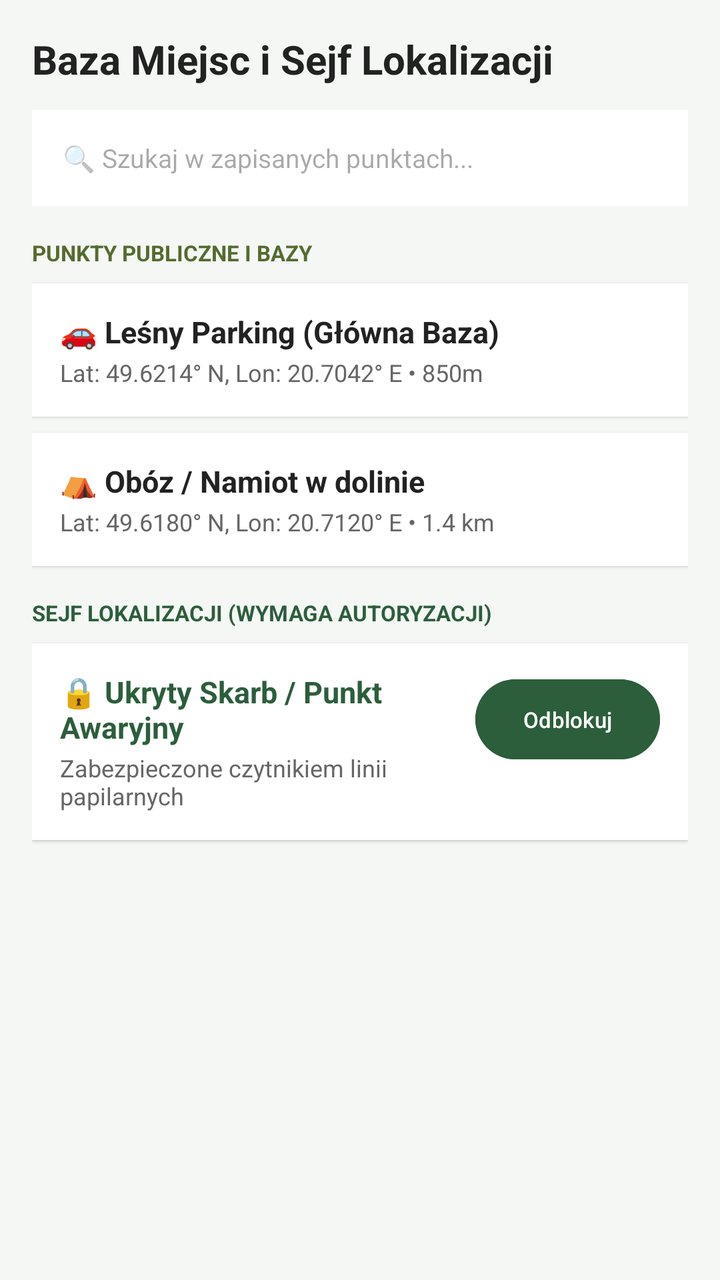
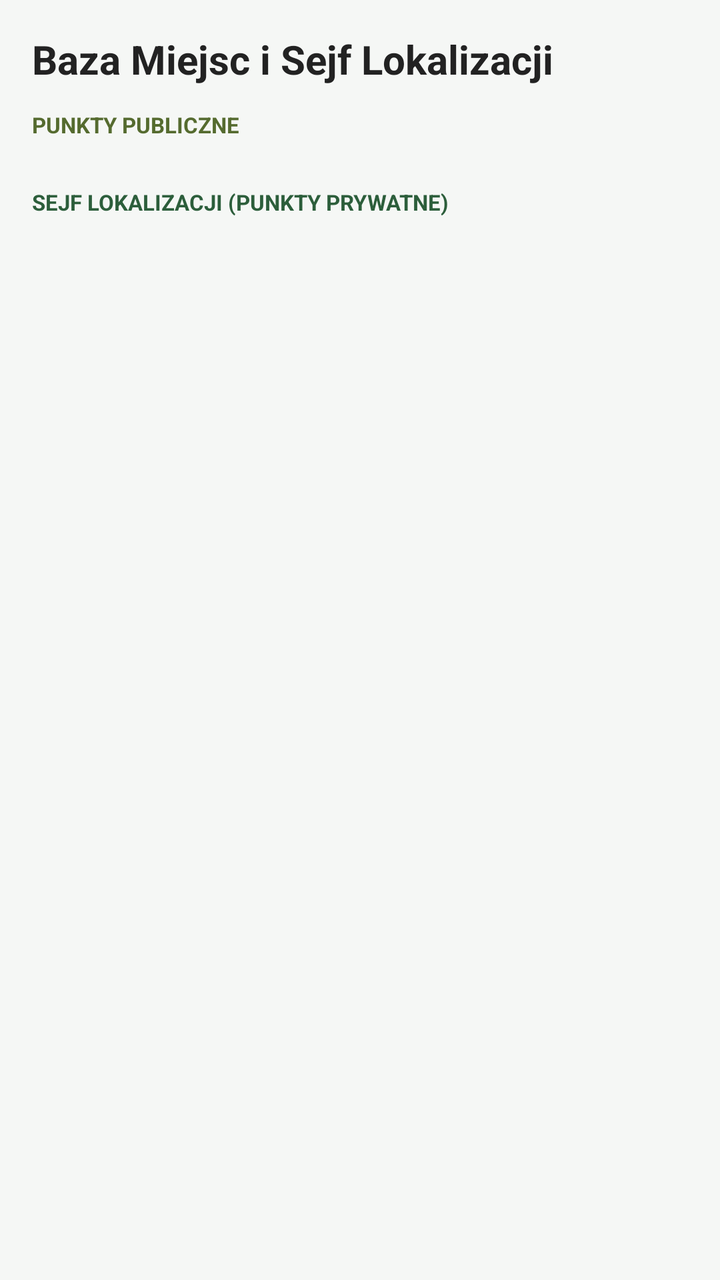

An Android layout rendered at two revisions. The XML below is the earlier revision; the diff shows what the commit changed to produce the second picture.
<!-- AndroidManifest.xml: application theme Theme.SafeReturn -->
<!-- res/layout/fragment_points_list.xml -->
<?xml version="1.0" encoding="utf-8"?>
<LinearLayout xmlns:android="http://schemas.android.com/apk/res/android"
    android:layout_width="match_parent"
    android:layout_height="match_parent"
    android:background="@color/bg_light"
    android:orientation="vertical"
    android:padding="16dp">

    
    <TextView
        android:layout_width="wrap_content"
        android:layout_height="wrap_content"
        android:layout_marginBottom="12dp"
        android:text="Baza Miejsc i Sejf Lokalizacji"
        android:textColor="@color/text_main"
        android:textSize="20sp"
        android:textStyle="bold" />

    <EditText
        android:layout_width="match_parent"
        android:layout_height="48dp"
        android:layout_marginBottom="16dp"
        android:background="@color/card_bg"
        android:hint=" 🔍 Szukaj w zapisanych punktach..."
        android:paddingHorizontal="12dp"
        android:textSize="13sp" />

    
    <TextView
        android:layout_width="wrap_content"
        android:layout_height="wrap_content"
        android:layout_marginBottom="8dp"
        android:text="PUNKTY PUBLICZNE I BAZY"
        android:textColor="@color/forest_accent"
        android:textSize="11sp"
        android:textStyle="bold" />

    <LinearLayout
        android:layout_width="match_parent"
        android:layout_height="wrap_content"
        android:layout_marginBottom="8dp"
        android:background="@color/card_bg"
        android:elevation="1dp"
        android:orientation="vertical"
        android:padding="14dp">

        <TextView
            android:layout_width="wrap_content"
            android:layout_height="wrap_content"
            android:text="🚗 Leśny Parking (Główna Baza)"
            android:textColor="@color/text_main"
            android:textSize="15sp"
            android:textStyle="bold" />

        <TextView
            android:layout_width="wrap_content"
            android:layout_height="wrap_content"
            android:layout_marginTop="2dp"
            android:text="Lat: 49.6214° N, Lon: 20.7042° E • 850m"
            android:textColor="@color/text_muted"
            android:textSize="12sp" />
    </LinearLayout>

    <LinearLayout
        android:layout_width="match_parent"
        android:layout_height="wrap_content"
        android:layout_marginBottom="16dp"
        android:background="@color/card_bg"
        android:elevation="1dp"
        android:orientation="vertical"
        android:padding="14dp">

        <TextView
            android:layout_width="wrap_content"
            android:layout_height="wrap_content"
            android:text="⛺ Obóz / Namiot w dolinie"
            android:textColor="@color/text_main"
            android:textSize="15sp"
            android:textStyle="bold" />

        <TextView
            android:layout_width="wrap_content"
            android:layout_height="wrap_content"
            android:layout_marginTop="2dp"
            android:text="Lat: 49.6180° N, Lon: 20.7120° E • 1.4 km"
            android:textColor="@color/text_muted"
            android:textSize="12sp" />
    </LinearLayout>

    
    <TextView
        android:layout_width="wrap_content"
        android:layout_height="wrap_content"
        android:layout_marginBottom="8dp"
        android:text="SEJF LOKALIZACJI (WYMAGA AUTORYZACJI)"
        android:textColor="@color/forest_primary"
        android:textSize="11sp"
        android:textStyle="bold" />

    <LinearLayout
        android:layout_width="match_parent"
        android:layout_height="wrap_content"
        android:background="@color/card_bg"
        android:elevation="1dp"
        android:orientation="horizontal"
        android:padding="14dp">

        <LinearLayout
            android:layout_width="0dp"
            android:layout_height="wrap_content"
            android:layout_weight="1"
            android:orientation="vertical">

            <TextView
                android:layout_width="wrap_content"
                android:layout_height="wrap_content"
                android:text="🔒 Ukryty Skarb / Punkt Awaryjny"
                android:textColor="@color/forest_primary"
                android:textSize="15sp"
                android:textStyle="bold" />

            <TextView
                android:layout_width="wrap_content"
                android:layout_height="wrap_content"
                android:layout_marginTop="2dp"
                android:text="Zabezpieczone czytnikiem linii papilarnych"
                android:textColor="@color/text_muted"
                android:textSize="12sp" />
        </LinearLayout>

        <Button
            android:layout_width="wrap_content"
            android:layout_height="48dp"
            android:backgroundTint="@color/forest_primary"
            android:text="Odblokuj"
            android:textSize="11sp" />
    </LinearLayout>
</LinearLayout>
<!-- resources referenced by this layout -->
<resources>
  <color name="bg_light">#F5F7F5</color>
  <color name="card_bg">#FFFFFF</color>
  <color name="forest_accent">#556B2F</color>
  <color name="forest_primary">#2C5E3B</color>
  <color name="text_main">#222222</color>
  <color name="text_muted">#666666</color>
  <style name="Theme.SafeReturn" parent="Base.Theme.SafeReturn" />
  <style name="Base.Theme.SafeReturn" parent="Theme.Material3.DayNight.NoActionBar">
          
          
      </style>
</resources>

<!-- the commit's change to res/layout/fragment_points_list.xml (unified diff, before → after) -->
@@ -1,138 +1,56 @@
 <?xml version="1.0" encoding="utf-8"?>
-<LinearLayout xmlns:android="http://schemas.android.com/apk/res/android"
+<ScrollView xmlns:android="http://schemas.android.com/apk/res/android"
     android:layout_width="match_parent"
     android:layout_height="match_parent"
     android:background="@color/bg_light"
-    android:orientation="vertical"
     android:padding="16dp">
-
-    
-    <TextView
-        android:layout_width="wrap_content"
-        android:layout_height="wrap_content"
-        android:layout_marginBottom="12dp"
-        android:text="Baza Miejsc i Sejf Lokalizacji"
-        android:textColor="@color/text_main"
-        android:textSize="20sp"
-        android:textStyle="bold" />
-
-    <EditText
-        android:layout_width="match_parent"
-        android:layout_height="48dp"
-        android:layout_marginBottom="16dp"
-        android:background="@color/card_bg"
-        android:hint=" 🔍 Szukaj w zapisanych punktach..."
-        android:paddingHorizontal="12dp"
-        android:textSize="13sp" />
-
-    
-    <TextView
-        android:layout_width="wrap_content"
-        android:layout_height="wrap_content"
-        android:layout_marginBottom="8dp"
-        android:text="PUNKTY PUBLICZNE I BAZY"
-        android:textColor="@color/forest_accent"
-        android:textSize="11sp"
-        android:textStyle="bold" />
 
     <LinearLayout
         android:layout_width="match_parent"
         android:layout_height="wrap_content"
-        android:layout_marginBottom="8dp"
-        android:background="@color/card_bg"
-        android:elevation="1dp"
-        android:orientation="vertical"
-        android:padding="14dp">
+        android:orientation="vertical">
 
         <TextView
             android:layout_width="wrap_content"
             android:layout_height="wrap_content"
-            android:text="🚗 Leśny Parking (Główna Baza)"
+            android:layout_marginBottom="12dp"
+            android:text="Baza Miejsc i Sejf Lokalizacji"
             android:textColor="@color/text_main"
-            android:textSize="15sp"
+            android:textSize="20sp"
             android:textStyle="bold" />
 
+        
         <TextView
             android:layout_width="wrap_content"
             android:layout_height="wrap_content"
-            android:layout_marginTop="2dp"
-            android:text="Lat: 49.6214° N, Lon: 20.7042° E • 850m"
-            android:textColor="@color/text_muted"
-            android:textSize="12sp" />
-    </LinearLayout>
+            android:layout_marginBottom="8dp"
+            android:text="PUNKTY PUBLICZNE"
+            android:textColor="@color/forest_accent"
+            android:textSize="11sp"
+            android:textStyle="bold" />
 
-    <LinearLayout
-        android:layout_width="match_parent"
-        android:layout_height="wrap_content"
-        android:layout_marginBottom="16dp"
-        android:background="@color/card_bg"
-        android:elevation="1dp"
-        android:orientation="vertical"
-        android:padding="14dp">
+        <androidx.recyclerview.widget.RecyclerView
+            android:id="@+id/recyclerPublicPoints"
+            android:layout_width="match_parent"
+            android:layout_height="wrap_content"
+            android:layout_marginBottom="16dp"
+            android:nestedScrollingEnabled="false" />
 
+        
         <TextView
             android:layout_width="wrap_content"
             android:layout_height="wrap_content"
-            android:text="⛺ Obóz / Namiot w dolinie"
-            android:textColor="@color/text_main"
-            android:textSize="15sp"
+            android:layout_marginBottom="8dp"
+            android:text="SEJF LOKALIZACJI (PUNKTY PRYWATNE)"
+            android:textColor="@color/forest_primary"
+            android:textSize="11sp"
             android:textStyle="bold" />
 
-        <TextView
-            android:layout_width="wrap_content"
+        <androidx.recyclerview.widget.RecyclerView
+            android:id="@+id/recyclerPrivatePoints"
+            android:layout_width="match_parent"
             android:layout_height="wrap_content"
-            android:layout_marginTop="2dp"
-            android:text="Lat: 49.6180° N, Lon: 20.7120° E • 1.4 km"
-            android:textColor="@color/text_muted"
-            android:textSize="12sp" />
+            android:nestedScrollingEnabled="false" />
+
     </LinearLayout>
-
-    
-    <TextView
-        android:layout_width="wrap_content"
-        android:layout_height="wrap_content"
-        android:layout_marginBottom="8dp"
-        android:text="SEJF LOKALIZACJI (WYMAGA AUTORYZACJI)"
-        android:textColor="@color/forest_primary"
-        android:textSize="11sp"
-        android:textStyle="bold" />
-
-    <LinearLayout
-        android:layout_width="match_parent"
-        android:layout_height="wrap_content"
-        android:background="@color/card_bg"
-        android:elevation="1dp"
-        android:orientation="horizontal"
-        android:padding="14dp">
-
-        <LinearLayout
-            android:layout_width="0dp"
-            android:layout_height="wrap_content"
-            android:layout_weight="1"
-            android:orientation="vertical">
-
-            <TextView
-                android:layout_width="wrap_content"
-                android:layout_height="wrap_content"
-                android:text="🔒 Ukryty Skarb / Punkt Awaryjny"
-                android:textColor="@color/forest_primary"
-                android:textSize="15sp"
-                android:textStyle="bold" />
-
-            <TextView
-                android:layout_width="wrap_content"
-                android:layout_height="wrap_content"
-                android:layout_marginTop="2dp"
-                android:text="Zabezpieczone czytnikiem linii papilarnych"
-                android:textColor="@color/text_muted"
-                android:textSize="12sp" />
-        </LinearLayout>
-
-        <Button
-            android:layout_width="wrap_content"
-            android:layout_height="48dp"
-            android:backgroundTint="@color/forest_primary"
-            android:text="Odblokuj"
-            android:textSize="11sp" />
-    </LinearLayout>
-</LinearLayout>
+</ScrollView>
<!-- resource entries referenced after the edit -->
@@ -1,11 +1,9 @@
 <!-- resources referenced by this layout -->
 <resources>
   <color name="bg_light">#F5F7F5</color>
-  <color name="card_bg">#FFFFFF</color>
   <color name="forest_accent">#556B2F</color>
   <color name="forest_primary">#2C5E3B</color>
   <color name="text_main">#222222</color>
-  <color name="text_muted">#666666</color>
   <style name="Theme.SafeReturn" parent="Base.Theme.SafeReturn" />
   <style name="Base.Theme.SafeReturn" parent="Theme.Material3.DayNight.NoActionBar">
           
